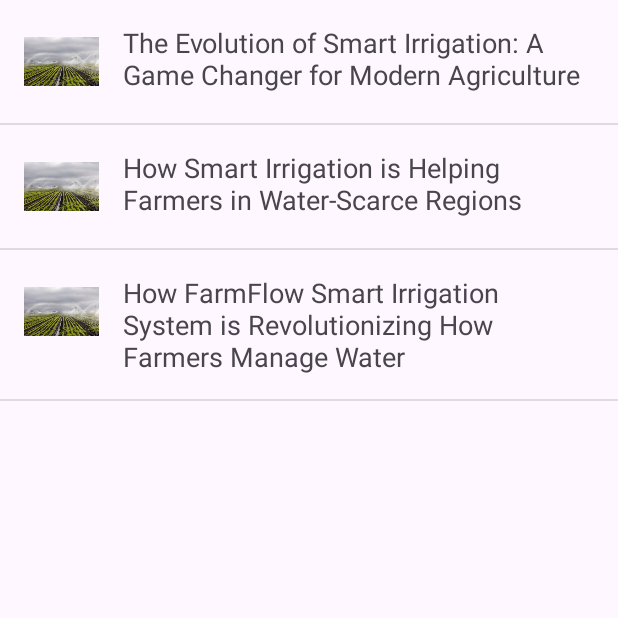
After one commit to pruwt/finalProject, an Android app: the ArticleResource screen opened directly, with no data from a screen before it, on a phone screen of 412 x 824 dp, the top half of it. The commit adds this screen. Run offline under Robolectric (Android 15) with nearby library versions, the phone set to English and light mode, and no system bars.

Commit message:
user articles added view articles admin removed

```diff
--- a/app/build.gradle.kts
+++ b/app/build.gradle.kts
@@ -47,6 +47,7 @@ dependencies {
 
     // Also add the dependency for the Google Play services library and specify its version
     implementation("com.google.android.gms:play-services-auth:21.2.0")
+    implementation("androidx.recyclerview:recyclerview:1.3.2")
     testImplementation("junit:junit:4.13.2")
     androidTestImplementation("androidx.test.ext:junit:1.1.5")
     androidTestImplementation("androidx.test.espresso:espresso-core:3.5.1")
--- a/app/src/main/AndroidManifest.xml
+++ b/app/src/main/AndroidManifest.xml
@@ -12,6 +12,12 @@
         android:supportsRtl="true"
         android:theme="@style/Theme.FinalProject"
         tools:targetApi="31">
+        <activity
+            android:name=".ArticleDetailActivity"
+            android:exported="false" />
+        <activity
+            android:name=".ArticleResource"
+            android:exported="false" />
         <activity
             android:name=".AddSensors"
             android:exported="false" />
--- /dev/null
+++ b/app/src/main/java/com/example/finalproject/Article.java
@@ -0,0 +1,35 @@
+package com.example.finalproject;
+
+
+//class to represent each article
+public class Article {
+    private String title;
+
+
+    private int imageResId;
+    private String content;
+
+    public Article(String title, String content ,int imageResId){
+        this.title = title;
+        this.imageResId = imageResId;
+        this.content = content;
+    }
+
+    public String getTitle() {
+        return title;
+    }
+
+//    public String getDescription() {
+//        return description;
+//    }
+public String getContent() {
+    return content;
+}
+    public int getImageResId() {
+        return imageResId;
+    }
+
+
+
+
+}
--- /dev/null
+++ b/app/src/main/java/com/example/finalproject/ArticleAdapter.java
@@ -0,0 +1,35 @@
+package com.example.finalproject;
+
+import android.content.Context;
+import android.view.LayoutInflater;
+import android.view.View;
+import android.view.ViewGroup;
+import android.widget.ArrayAdapter;
+import android.widget.ImageView;
+import android.widget.TextView;
+
+import java.util.List;
+
+public class ArticleAdapter extends ArrayAdapter<Article> {
+
+    public ArticleAdapter(Context context, List<Article> articles) {
+        super(context, 0, articles);
+    }
+
+    @Override
+    public View getView(int position, View convertView, ViewGroup parent) {
+        Article article = getItem(position);
+
+        if (convertView == null) {
+            convertView = LayoutInflater.from(getContext()).inflate(R.layout.article_item, parent, false);
+        }
+
+        TextView titleTextView = convertView.findViewById(R.id.article_title);
+        ImageView imageView = convertView.findViewById(R.id.article_image);
+
+        titleTextView.setText(article.getTitle());
+        imageView.setImageResource(article.getImageResId());
+
+        return convertView;
+    }
+}
--- /dev/null
+++ b/app/src/main/java/com/example/finalproject/ArticleResource.java
@@ -0,0 +1,48 @@
+package com.example.finalproject;
+
+import androidx.appcompat.app.AppCompatActivity;
+import androidx.recyclerview.widget.LinearLayoutManager;
+import androidx.recyclerview.widget.RecyclerView;
+
+import android.content.Intent;
+import android.os.Bundle;
+import android.view.View;
+import android.widget.AdapterView;
+import android.widget.ListView;
+
+import java.util.ArrayList;
+import java.util.List;
+
+public class ArticleResource extends AppCompatActivity {
+    private ListView listView;
+    private List<Article> articleList;
+    private ArticleAdapter articleAdapter;
+    @Override
+    protected void onCreate(Bundle savedInstanceState) {
+        super.onCreate(savedInstanceState);
+        setContentView(R.layout.activity_article_resource);
+
+        listView = findViewById(R.id.list_view);
+
+        articleList = new ArrayList<>();
+        // Add sample articles to the list
+        articleList.add(new Article("The Evolution of Smart Irrigation: A Game Changer for Modern Agriculture", "Smart irrigation systems represent a significant leap forward in agricultural practices, bringing about unprecedented efficiency and yield improvements. These advanced technologies use real-time data, sensors, and automated controls to optimize water usage, ensuring that crops receive the precise amount of water they need. This not only conserves water but also enhances crop health and productivity. As farmers embrace these innovative systems, the agricultural landscape is undergoing a profound transformation, marked by increased sustainability and profitability. From small-scale farms to large agricultural enterprises, smart irrigation is proving to be a pivotal tool in the quest for higher efficiency and yields.", R.drawable.smartirrigation));
+        articleList.add(new Article("How Smart Irrigation is Helping Farmers in Water-Scarce Regions", "In regions where water scarcity is a critical issue, smart irrigation systems provide a lifeline for farmers. By leveraging advanced technologies such as soil moisture sensors, weather forecasts, and automated irrigation schedules, these systems ensure that every drop of water is used effectively. This targeted approach not only conserves precious water resources but also improves crop resilience and yields in challenging environments. As climate change continues to exacerbate water shortages, smart irrigation stands out as a vital solution for sustainable agriculture, helping farmers thrive even in the most arid conditions.", R.drawable.smartirrigation));
+        articleList.add(new Article("How FarmFlow Smart Irrigation System is Revolutionizing How Farmers Manage Water", "The FarmFlow smart irrigation system is revolutionizing the way farmers manage their water resources, driving significant improvements in crop yields and sustainability. By utilizing cutting-edge sensors and automated controls, FarmFlow ensures optimal water delivery tailored to the specific needs of each crop. This precision irrigation approach minimizes water waste, reduces energy consumption, and promotes healthier, more productive crops. Farmers using FarmFlow benefit from increased efficiency, lower operational costs, and a smaller environmental footprint. As a leader in smart irrigation technology, FarmFlow is setting new standards in agricultural innovation, empowering farmers to achieve remarkable results in water management and crop production", R.drawable.smartirrigation));
+//        articleList.add(new Article("Article 4", "Content of Article 4", R.drawable.smartirrigation));
+
+        articleAdapter = new ArticleAdapter(this, articleList);
+        listView.setAdapter(articleAdapter);
+
+        listView.setOnItemClickListener(new AdapterView.OnItemClickListener() {
+            @Override
+            public void onItemClick(AdapterView<?> parent, View view, int position, long id) {
+                Article article = articleList.get(position);
+                Intent intent = new Intent(ArticleResource.this, ArticleDetailActivity.class);
+                intent.putExtra("title", article.getTitle());
+                intent.putExtra("content", article.getContent());
+                startActivity(intent);
+            }
+        });
+    }
+}
--- /dev/null
+++ b/app/src/main/res/layout/activity_article_resource.xml
@@ -0,0 +1,16 @@
+<?xml version="1.0" encoding="utf-8"?>
+<LinearLayout
+    xmlns:android="http://schemas.android.com/apk/res/android"
+    xmlns:app="http://schemas.android.com/apk/res-auto"
+    xmlns:tools="http://schemas.android.com/tools"
+    android:layout_width="match_parent"
+    android:layout_height="match_parent"
+    android:orientation="vertical"
+    tools:context=".ArticleResource">
+
+    <ListView
+        android:id="@+id/list_view"
+        android:layout_width="match_parent"
+        android:layout_height="match_parent"/>
+
+</LinearLayout>
--- /dev/null
+++ b/app/src/main/res/layout/article_item.xml
@@ -0,0 +1,20 @@
+<?xml version="1.0" encoding="utf-8"?>
+<LinearLayout xmlns:android="http://schemas.android.com/apk/res/android"
+    android:layout_width="match_parent"
+    android:layout_height="wrap_content"
+    android:orientation="horizontal"
+    android:padding="16dp">
+
+    <ImageView
+        android:id="@+id/article_image"
+        android:layout_width="50dp"
+        android:layout_height="50dp"
+        android:layout_marginEnd="16dp"
+        android:src="@drawable/ic_launcher_foreground" />
+
+    <TextView
+        android:id="@+id/article_title"
+        android:layout_width="wrap_content"
+        android:layout_height="wrap_content"
+        android:textSize="18sp"/>
+</LinearLayout>
```
Also changed, not shown: app/src/main/java/com/example/finalproject/ArticleData.java (added, +33 -0 lines), app/src/main/java/com/example/finalproject/ArticleDetailActivity.java (added, +38 -0 lines), app/src/main/java/com/example/finalproject/Home.java (+9 -2 lines), app/src/main/res/layout/activity_admin_home.xml (+13 -12 lines), app/src/main/res/layout/activity_article_detail.xml (added, +40 -0 lines), app/src/main/res/layout/activity_home.xml (+10 -0 lines), app/src/main/res/drawable/smartirrigation.jpg (added), app/src/main/res/drawable/sprinkler.jpg (added).
